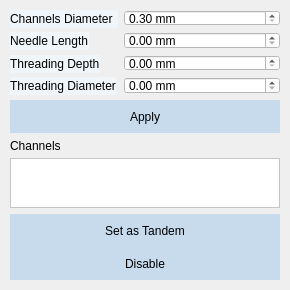
Before: the Qt Designer form src/windows/ui/channels_view.ui in brachify/brachify, drawn with Qt 5.
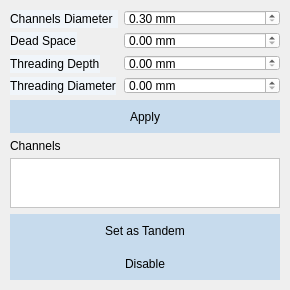
After: the same form once the commit is applied.

Commit message: Changed needle length to Dead Space on channel ui

What changed in the file:
```diff
--- a/src/windows/ui/channels_view.ui
+++ b/src/windows/ui/channels_view.ui
@@ -126,7 +126,7 @@
         <string notr="true">background-color: rgb(240, 245, 250);</string>
        </property>
        <property name="text">
-        <string>Needle Length</string>
+        <string>Dead Space</string>
        </property>
       </widget>
      </item>
```
The commit also changes 1 other file.
